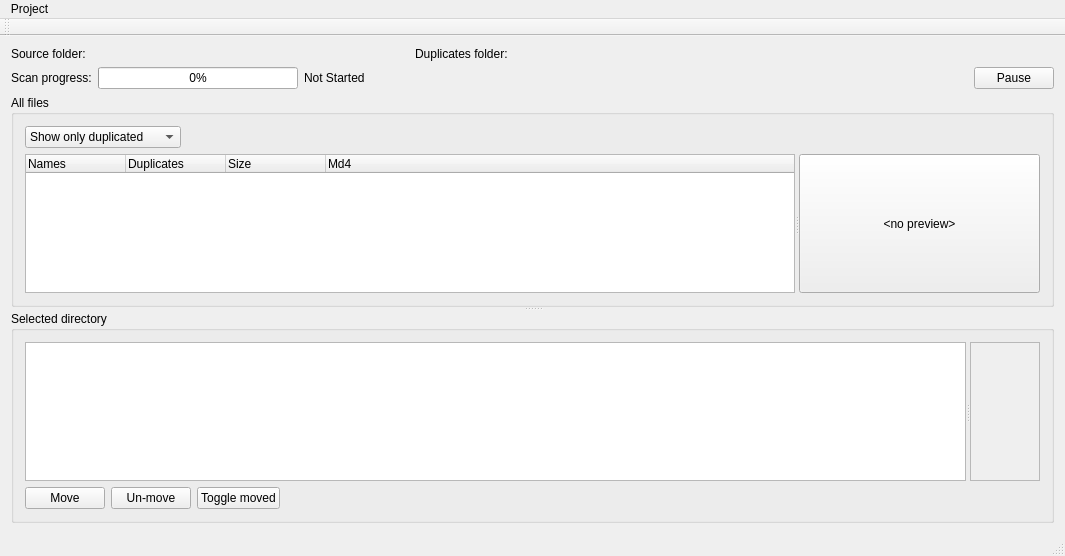
Above: dude/MainWindow.ui from westerhofffl/vcard-editor before the change. Below: the same form after it.
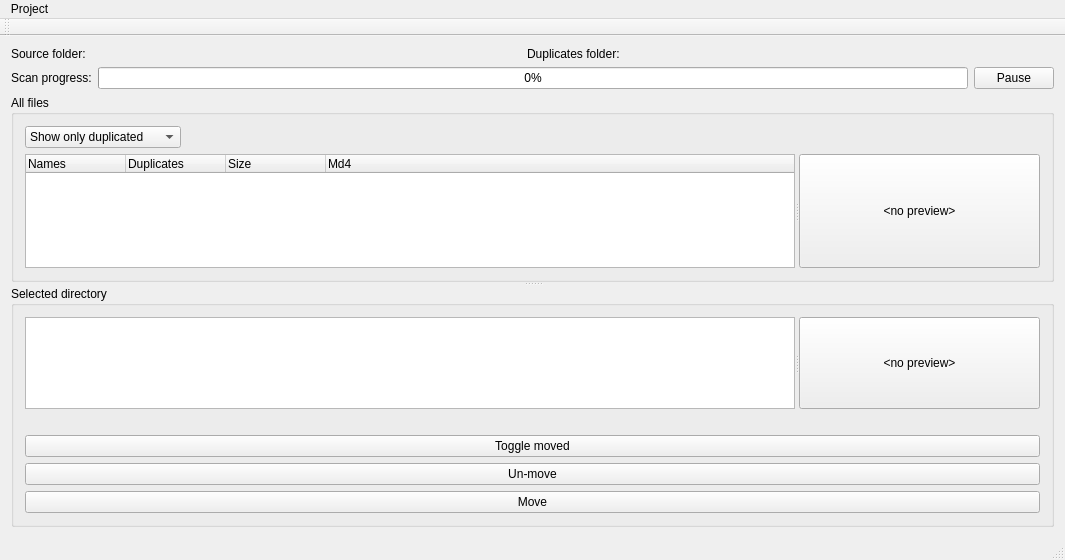
That is the form after the change.

What changed in the file:
```diff
--- a/dude/MainWindow.ui
+++ b/dude/MainWindow.ui
@@ -7,7 +7,7 @@
     <x>0</x>
     <y>0</y>
     <width>1065</width>
-    <height>556</height>
+    <height>560</height>
    </rect>
   </property>
   <property name="windowTitle">
@@ -51,6 +51,12 @@
       </item>
       <item>
        <widget class="QLabel" name="label">
+        <property name="sizePolicy">
+         <sizepolicy hsizetype="Fixed" vsizetype="Preferred">
+          <horstretch>0</horstretch>
+          <verstretch>0</verstretch>
+         </sizepolicy>
+        </property>
         <property name="text">
          <string>Duplicates folder:</string>
         </property>
@@ -83,7 +89,7 @@
       <item>
        <widget class="QProgressBar" name="progressBar">
         <property name="sizePolicy">
-         <sizepolicy hsizetype="Fixed" vsizetype="Fixed">
+         <sizepolicy hsizetype="Expanding" vsizetype="Fixed">
           <horstretch>0</horstretch>
           <verstretch>0</verstretch>
          </sizepolicy>
@@ -97,12 +103,8 @@
         <property name="value">
          <number>0</number>
         </property>
-       </widget>
-      </item>
-      <item>
-       <widget class="QLabel" name="statusLabel">
-        <property name="text">
-         <string>Not Started</string>
+        <property name="format">
+         <string>%p%</string>
         </property>
        </widget>
       </item>
@@ -215,8 +217,8 @@
        <property name="title">
         <string>Selected directory</string>
        </property>
-       <layout class="QGridLayout" name="gridLayout_4">
-        <item row="0" column="0" colspan="4">
+       <layout class="QVBoxLayout" name="verticalLayout_2">
+        <item>
          <widget class="QSplitter" name="splitter_2">
           <property name="orientation">
            <enum>Qt::Horizontal</enum>
@@ -226,57 +228,14 @@
             <set>QAbstractItemView::NoEditTriggers</set>
            </property>
           </widget>
-          <widget class="QScrollArea" name="scrollArea_2">
-           <property name="widgetResizable">
-            <bool>true</bool>
+          <widget class="QPushButton" name="tablePreviewButton">
+           <property name="text">
+            <string>&lt;no preview&gt;</string>
            </property>
-           <widget class="QWidget" name="scrollAreaWidgetContents_2">
-            <property name="geometry">
-             <rect>
-              <x>0</x>
-              <y>0</y>
-              <width>220</width>
-              <height>153</height>
-             </rect>
-            </property>
-            <layout class="QGridLayout" name="gridLayout_2">
-             <property name="margin">
-              <number>0</number>
-             </property>
-             <item row="0" column="0">
-              <widget class="QLabel" name="tablePreviewLabel">
-               <property name="text">
-                <string>&lt;no preview&gt;</string>
-               </property>
-              </widget>
-             </item>
-            </layout>
-           </widget>
           </widget>
          </widget>
         </item>
-        <item row="1" column="0">
-         <widget class="QPushButton" name="moveButton">
-          <property name="text">
-           <string>Move</string>
-          </property>
-         </widget>
-        </item>
-        <item row="1" column="1">
-         <widget class="QPushButton" name="unmoveButton">
-          <property name="text">
-           <string>Un-move</string>
-          </property>
-         </widget>
-        </item>
-        <item row="1" column="2">
-         <widget class="QPushButton" name="toggleMoveButton">
-          <property name="text">
-           <string>Toggle moved</string>
-          </property>
-         </widget>
-        </item>
-        <item row="1" column="3">
+        <item>
          <spacer name="horizontalSpacer_2">
           <property name="orientation">
            <enum>Qt::Horizontal</enum>
@@ -289,6 +248,27 @@
           </property>
          </spacer>
         </item>
+        <item>
+         <widget class="QPushButton" name="toggleMoveButton">
+          <property name="text">
+           <string>Toggle moved</string>
+          </property>
+         </widget>
+        </item>
+        <item>
+         <widget class="QPushButton" name="unmoveButton">
+          <property name="text">
+           <string>Un-move</string>
+          </property>
+         </widget>
+        </item>
+        <item>
+         <widget class="QPushButton" name="moveButton">
+          <property name="text">
+           <string>Move</string>
+          </property>
+         </widget>
+        </item>
        </layout>
       </widget>
      </widget>
```
Left out of the diff: 2 changed lines with no effect on the pictures.
